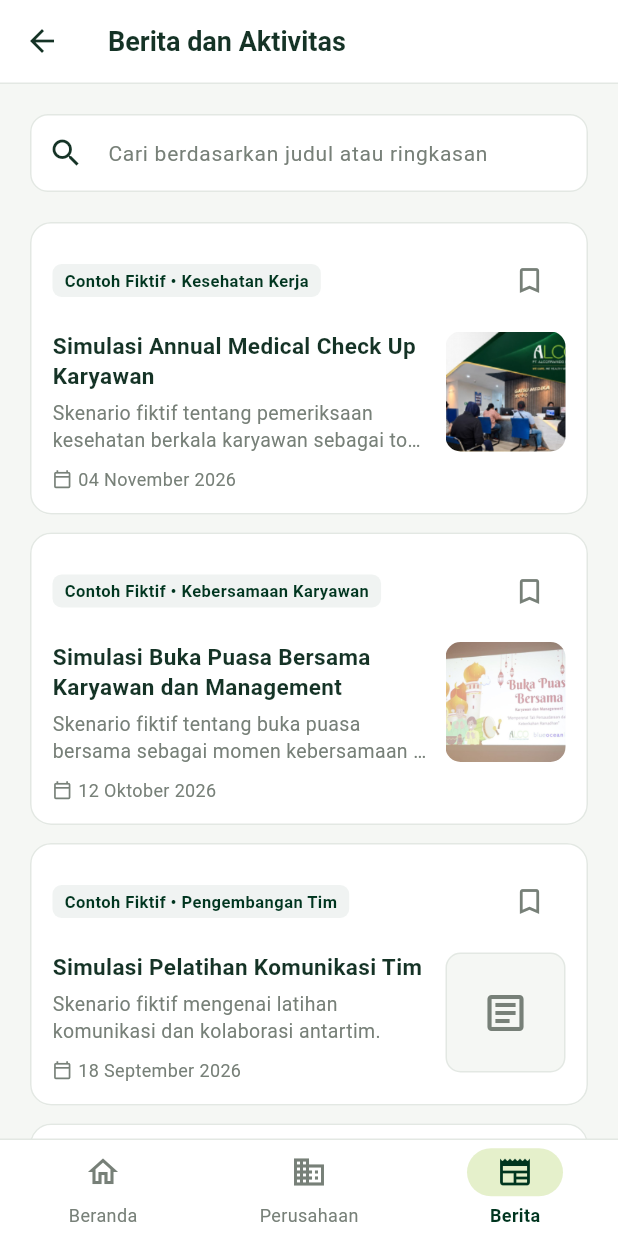
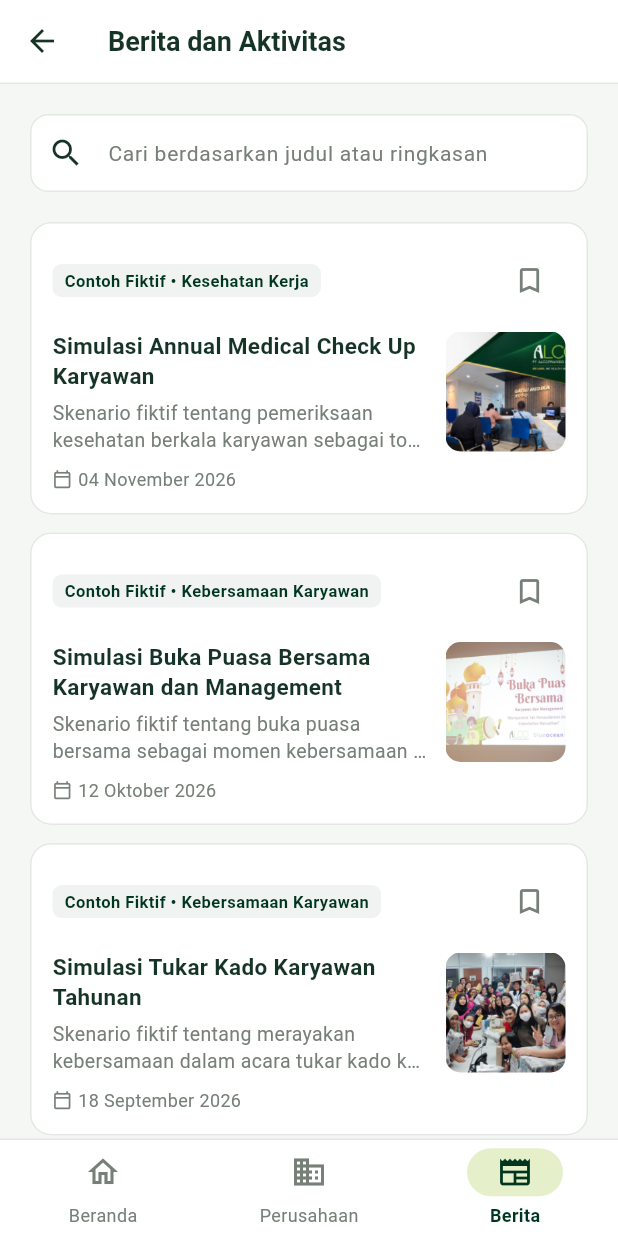
Before and after one commit to ivanmahendraa/alco_company_profile, a Flutter app: the NewsScreen screen opened by its route, on a phone screen of 412 x 824 dp. Run offline on Flutter 3.47's test engine with Material 3 defaults, Android fonts, the phone set to English and light mode, and no system bars; our stand-ins replace flutter_svg.

Commit message:
feat: add annual gift exchange news sample

```diff
--- a/lib/data/news_data.dart
+++ b/lib/data/news_data.dart
@@ -37,15 +37,19 @@ const List<NewsItem> newsItems = <NewsItem>[
   ),
   NewsItem(
     id: 'sample-activity-003',
-    title: 'Simulasi Pelatihan Komunikasi Tim',
-    category: 'Contoh Fiktif • Pengembangan Tim',
+    title: 'Simulasi Tukar Kado Karyawan Tahunan',
+    category: 'Contoh Fiktif • Kebersamaan Karyawan',
     date: '18 September 2026',
     summary:
-        'Skenario fiktif mengenai latihan komunikasi dan kolaborasi antartim.',
+        'Skenario fiktif tentang merayakan kebersamaan dalam acara tukar kado '
+        'karyawan tahunan.',
     content:
-        'Contoh fiktif ini menggambarkan latihan komunikasi dan kolaborasi '
-        'yang dapat digunakan sebagai materi demonstrasi. Tidak ada klaim '
-        'bahwa pelatihan ini telah berlangsung di perusahaan.',
+        'Contoh fiktif ini menggambarkan acara tukar kado karyawan tahunan '
+        'sebagai momen untuk merayakan kebersamaan. Gambar digunakan sebagai '
+        'ilustrasi untuk contoh aplikasi. Konten ini bukan laporan kegiatan '
+        'yang telah diverifikasi dan tidak menyatakan bahwa acara tersebut '
+        'benar-benar diselenggarakan oleh PT. Alcotraindo Batam.',
+    imageAsset: 'assets/images/news/news_003.jpg',
   ),
   NewsItem(
     id: 'sample-activity-004',
--- a/pubspec.yaml
+++ b/pubspec.yaml
@@ -27,3 +27,4 @@ flutter:
     - assets/images/
     - assets/images/news/news_001.jpg
     - assets/images/news/news_002.jpg
+    - assets/images/news/news_003.jpg
```
Also changed, not shown: assets/images/news/news_003.jpg (added), 3 other files.
